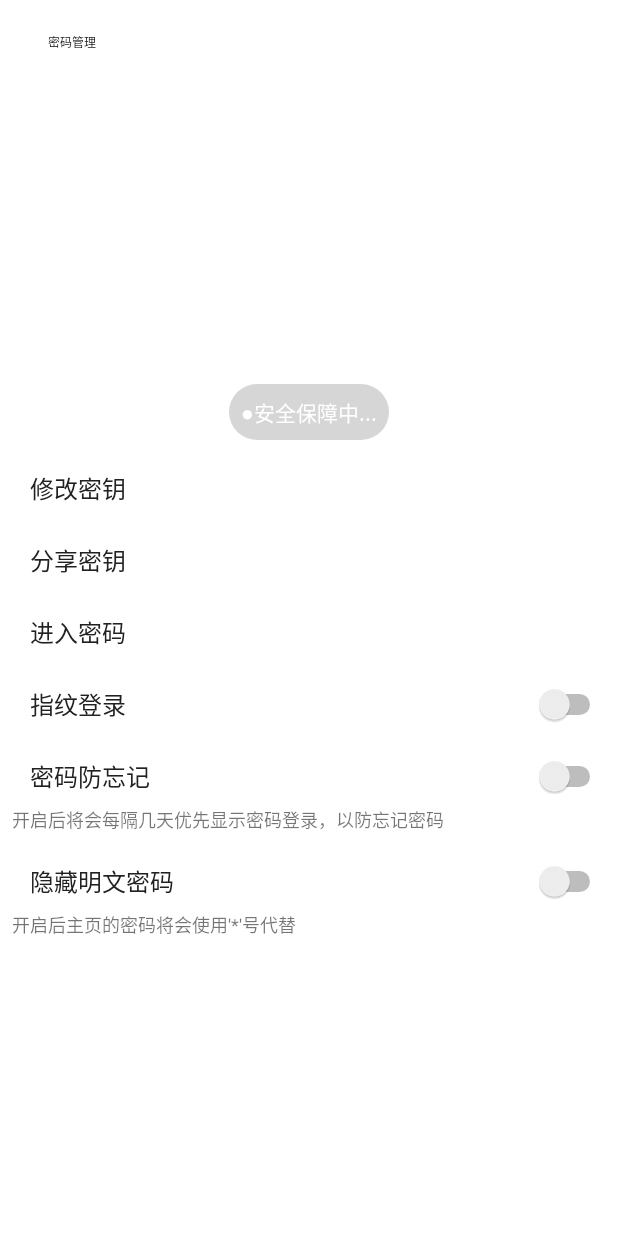
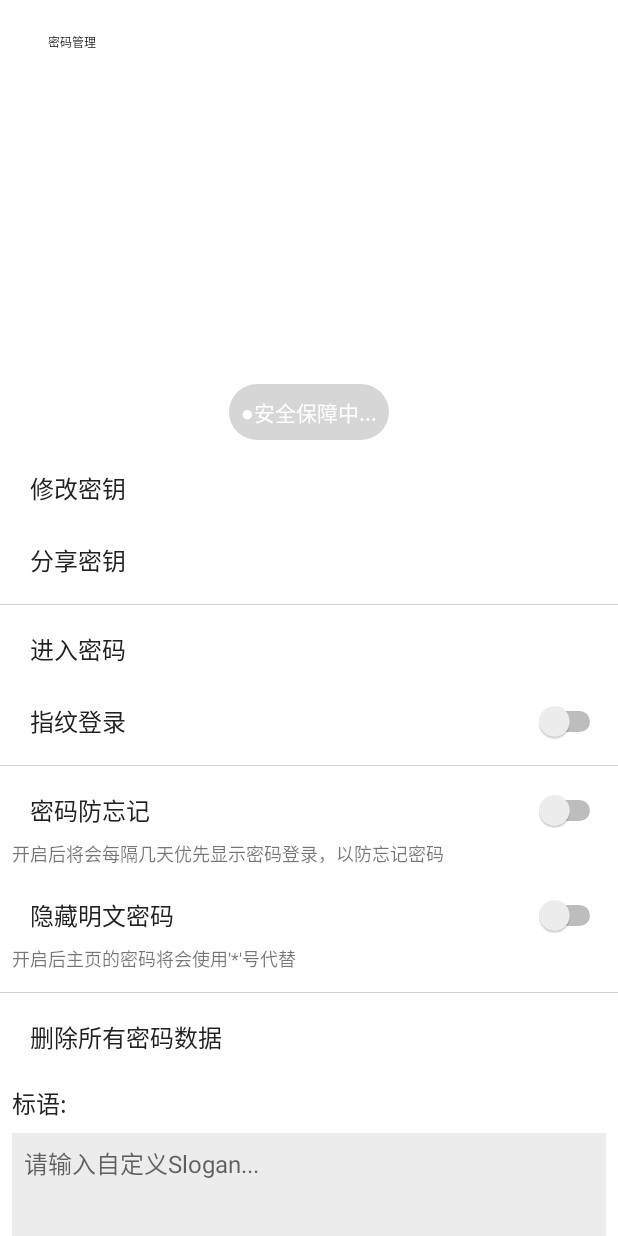
Before and after one commit to xzlyf/keyBag, an Android app: the LoginSettingActivity screen opened directly, with no data from a screen before it, on a phone screen of 412 x 824 dp. Run offline under Robolectric (Android 15) with nearby library versions, the phone set to English and light mode, and no system bars; our stand-ins replace ButterKnife; libraries missing offline, so code that uses them is left out: com.orhanobut.logger; pictures from the network do not load; Roboto replaces fonts that are not available here.

Commit message:
自定义Slogin alpha分支

```diff
--- a/app/src/main/java/com/xz/keybag/activity/LoginSettingActivity.java
+++ b/app/src/main/java/com/xz/keybag/activity/LoginSettingActivity.java
@@ -1,9 +1,12 @@
 package com.xz.keybag.activity;
 
 import android.content.Intent;
+import android.text.Editable;
 import android.text.TextUtils;
+import android.text.TextWatcher;
 import android.view.View;
 import android.widget.CompoundButton;
+import android.widget.EditText;
 import android.widget.ImageView;
 import android.widget.Switch;
 import android.widget.TextView;
@@ -11,6 +14,7 @@ import android.widget.TextView;
 import com.bumptech.glide.Glide;
 import com.xz.keybag.R;
 import com.xz.keybag.base.BaseActivity;
+import com.xz.keybag.base.utils.PreferencesUtilV2;
 import com.xz.keybag.constant.Local;
 import com.xz.keybag.sql.cipher.DBManager;
 import com.xz.keybag.utils.lock.DES;
@@ -41,6 +45,10 @@ public class LoginSettingActivity extends BaseActivity {
 	Switch swForgetPass;
 	@BindView(R.id.sw_pwd_public)
 	Switch swPwdPublic;
+	@BindView(R.id.slogan_save)
+	TextView tvSloganSave;
+	@BindView(R.id.et_slogan)
+	EditText etSlogan;
 
 	private DBManager db;
 
@@ -96,6 +104,22 @@ public class LoginSettingActivity extends BaseActivity {
 				}
 			}
 		});
+		etSlogan.addTextChangedListener(new TextWatcher() {
+			@Override
+			public void beforeTextChanged(CharSequence s, int start, int count, int after) {
+
+			}
+
+			@Override
+			public void onTextChanged(CharSequence s, int start, int before, int count) {
+
+			}
+
+			@Override
+			public void afterTextChanged(Editable s) {
+				tvSloganSave.setVisibility(View.VISIBLE);
+			}
+		});
 	}
 
 	/**
@@ -120,9 +144,12 @@ public class LoginSettingActivity extends BaseActivity {
 		if (TextUtils.equals(Local.mAdmin.getConfig().getPublicPwd(), Local.CONFIG_PUBLIC_PWD_OPEN)) {
 			swPwdPublic.setChecked(true);
 		}
+		//标语slogan
+		String slogan = PreferencesUtilV2.getString(Local.SHARD_SLOGAN, Local.DEFAULT_SLOGAN);
+		etSlogan.setText(slogan);
 	}
 
-	@OnClick({R.id.tv_back, R.id.tv_change, R.id.tv_share, R.id.tv_login})
+	@OnClick({R.id.tv_back, R.id.tv_change, R.id.tv_share, R.id.tv_login, R.id.slogan_save})
 	public void onViewClicked(View view) {
 		switch (view.getId()) {
 			case R.id.tv_back:
@@ -139,8 +166,12 @@ public class LoginSettingActivity extends BaseActivity {
 			case R.id.tv_login:
 				startActivity(new Intent(LoginSettingActivity.this, LoginPassActivity.class));
 				break;
+			case R.id.slogan_save:
+				saveSlogan();
+				break;
 		}
 	}
+
 
 	/**
 	 * 获取密钥
@@ -166,4 +197,11 @@ public class LoginSettingActivity extends BaseActivity {
 			return "error_failure";
 		}
 	}
+
+	private void saveSlogan() {
+		String slogan = etSlogan.getText().toString();
+		PreferencesUtilV2.putString(Local.SHARD_SLOGAN, slogan);
+		Local.SLOGAN = slogan;
+		sToast("已保存");
+	}
 }
--- a/app/src/main/java/com/xz/keybag/activity/MainActivity.java
+++ b/app/src/main/java/com/xz/keybag/activity/MainActivity.java
@@ -61,6 +61,8 @@ public class MainActivity extends BaseActivity {
 	RecyclerView categoryRecycler;
 	@BindView(R.id.tv_login_date)
 	TextView tvLoginTime;
+	@BindView(R.id.tv_slogan)
+	TextView tvSlogan;
 
 
 	private DBManager db;
@@ -98,6 +100,7 @@ public class MainActivity extends BaseActivity {
 	}
 
 	private void initState() {
+		updateSlogan();
 		long loginTime;
 		try {
 			loginTime = Long.parseLong(db.queryLoginTime(Local.mAdmin.getConfig().getId()));
@@ -159,6 +162,7 @@ public class MainActivity extends BaseActivity {
 		super.onResume();
 		new ReadDataCommon().start();
 		refreshCategory();
+		updateSlogan();
 	}
 
 	private void initRecycler() {
@@ -223,6 +227,10 @@ public class MainActivity extends BaseActivity {
 		categoryAdapter.superRefresh(mListCategory);
 	}
 
+	private void updateSlogan() {
+		String slogan = PreferencesUtilV2.getString(Local.SHARD_SLOGAN, Local.DEFAULT_SLOGAN);
+		tvSlogan.setText(slogan);
+	}
 
 	@OnClick({R.id.tv_menu, R.id.tv_add, R.id.tv_secret, R.id.tv_move, R.id.tv_category})
 	public void onViewClick(View v) {
--- a/app/src/main/java/com/xz/keybag/constant/Local.java
+++ b/app/src/main/java/com/xz/keybag/constant/Local.java
@@ -7,6 +7,9 @@ public class Local {
 	public static final String TABLE_COMMON = "common";//表名
 	public static final String TABLE_SECRET = "secret";//表名
 	public static final String TABLE_ACC = "dbase";//表名
+
+	public static final String DEFAULT_SLOGAN = "你个大头虾\n成日忘记密码";//默认slogan
+	public static String SLOGAN = "";//当前slogan
 
 	//二维码协议头
 	public static final String PROTOCOL_SPLIT = "@";//分割符号
@@ -25,6 +28,7 @@ public class Local {
 
 	//Shard标识
 	public static final String SHARD_BOOLEAN_MODE = "day_or_night";
+	public static final String SHARD_SLOGAN = "slogan";
 
 	//Request参数
 	public static final int REQ_QR_CODE = 11002; // // 打开扫描界面请求码
--- /dev/null
+++ b/app/src/main/res/drawable/bg_slogan.xml
@@ -0,0 +1,14 @@
+<?xml version="1.0" encoding="utf-8"?>
+<selector xmlns:android="http://schemas.android.com/apk/res/android">
+    <item android:state_focused="false">
+        <shape android:shape="rectangle">
+            <solid android:color="#ECECEC" />
+        </shape>
+    </item>
+    <item android:state_focused="true">
+        <shape android:shape="rectangle">
+            <solid android:color="#ECECEC" />
+            <stroke android:width="1dp" android:color="@color/colorAccent" />
+        </shape>
+    </item>
+</selector>
--- a/app/src/main/res/layout/activity_login_setting.xml
+++ b/app/src/main/res/layout/activity_login_setting.xml
@@ -1,9 +1,10 @@
 <?xml version="1.0" encoding="utf-8"?>
-<ScrollView xmlns:android="http://schemas.android.com/apk/res/android"
+<androidx.core.widget.NestedScrollView xmlns:android="http://schemas.android.com/apk/res/android"
     xmlns:tools="http://schemas.android.com/tools"
     android:layout_width="match_parent"
     android:layout_height="match_parent"
     android:background="@color/white"
+    android:overScrollMode="never"
     tools:context=".activity.LoginSettingActivity">
 
     <LinearLayout
@@ -77,6 +78,8 @@
             android:layout_height="wrap_content"
             android:text="分享密钥" />
 
+        <View style="@style/split_line" />
+
         <TextView
             android:id="@+id/tv_login"
             style="@style/secret_textView"
@@ -91,6 +94,8 @@
             android:layout_height="wrap_content"
             android:background="?android:attr/selectableItemBackgroundBorderless"
             android:text="指纹登录" />
+
+        <View style="@style/split_line" />
 
         <Switch
             android:id="@+id/sw_forget"
@@ -136,5 +141,84 @@
             android:textIsSelectable="false"
             android:textSize="12sp" />
 
+        <View style="@style/split_line" />
+
+        <TextView
+            style="@style/secret_textView"
+            android:layout_width="match_parent"
+            android:layout_height="wrap_content"
+            android:text="删除所有密码数据" />
+
+
+        <LinearLayout
+            android:layout_width="match_parent"
+            android:layout_height="wrap_content"
+            android:focusable="true"
+            android:focusableInTouchMode="true"
+            android:gravity="center"
+            android:orientation="horizontal"
+            android:paddingStart="@dimen/dp_20"
+            android:paddingTop="@dimen/dp_12"
+            android:paddingEnd="@dimen/dp_20">
+
+            <TextView
+                android:layout_width="0dp"
+                android:layout_height="wrap_content"
+                android:layout_weight="1"
+                android:clickable="true"
+                android:focusable="true"
+                android:text="标语:"
+                android:textColor="@color/primary_text"
+                android:textSize="16sp" />
+
+            <TextView
+                android:id="@+id/slogan_save"
+                android:layout_width="wrap_content"
+                android:layout_height="wrap_content"
+                android:layout_gravity="end"
+                android:background="@drawable/btn_add"
+                android:clickable="true"
+                android:focusable="true"
+                android:paddingStart="@dimen/dp_5"
+                android:paddingEnd="@dimen/dp_5"
+                android:text="保存"
+                android:textColor="@color/primary_text"
+                android:textSize="16sp"
+                android:visibility="gone" />
+        </LinearLayout>
+
+        <EditText
+            android:id="@+id/et_slogan"
+            android:layout_width="match_parent"
+            android:layout_height="wrap_content"
+            android:layout_marginStart="@dimen/dp_20"
+            android:layout_marginTop="@dimen/dp_5"
+            android:layout_marginEnd="@dimen/dp_20"
+            android:autoLink="none"
+            android:background="@drawable/bg_slogan"
+            android:gravity="start"
+            android:hint="请输入自定义Slogan..."
+            android:lines="3"
+            android:maxLength="64"
+            android:maxLines="3"
+            android:padding="@dimen/dp_5"
+            android:textSize="16sp" />
+
+
+        <TextView
+            android:layout_width="match_parent"
+            android:layout_height="wrap_content"
+            android:clickable="true"
+            android:ellipsize="end"
+            android:focusable="true"
+            android:lines="1"
+            android:maxLines="1"
+            android:padding="@dimen/dp_5"
+            android:paddingStart="@dimen/dp_20"
+            android:singleLine="true"
+            android:text="自定义一个标语吧~"
+            android:textIsSelectable="false"
+            android:textSize="12sp" />
+
     </LinearLayout>
-</ScrollView>
+</androidx.core.widget.NestedScrollView>
--- a/app/src/main/res/layout/nav_home.xml
+++ b/app/src/main/res/layout/nav_home.xml
@@ -29,6 +29,9 @@
             android:layout_width="wrap_content"
             android:layout_height="wrap_content"
             android:layout_marginStart="@dimen/dp_5"
+            android:ellipsize="end"
+            android:maxLength="64"
+            android:maxLines="4"
             android:text="你个大头虾\n成日忘记密码"
             android:textColor="@color/white"
             android:textSize="@dimen/sp_18"
--- a/app/src/main/res/values-v21/styles.xml
+++ b/app/src/main/res/values-v21/styles.xml
@@ -45,7 +45,7 @@
         <item name="android:paddingEnd">8dp</item>
     </style>
 
-    <style name="icon_textView" >
+    <style name="icon_textView">
         <item name="android:background">?android:attr/selectableItemBackground</item>
         <item name="android:clickable">true</item>
         <item name="android:focusable">true</item>
@@ -59,4 +59,13 @@
         <item name="icon_paddingStart">10dp</item>
     </style>
 
+
+    <!--分割线 切割线 样式-->
+    <style name="split_line">
+        <item name="android:background">#D1D1D1</item>
+        <item name="android:layout_marginTop">5dp</item>
+        <item name="android:layout_marginBottom">5dp</item>
+        <item name="android:layout_height">0.5dp</item>
+        <item name="android:layout_width">match_parent</item>
+    </style>
 </resources>
```
